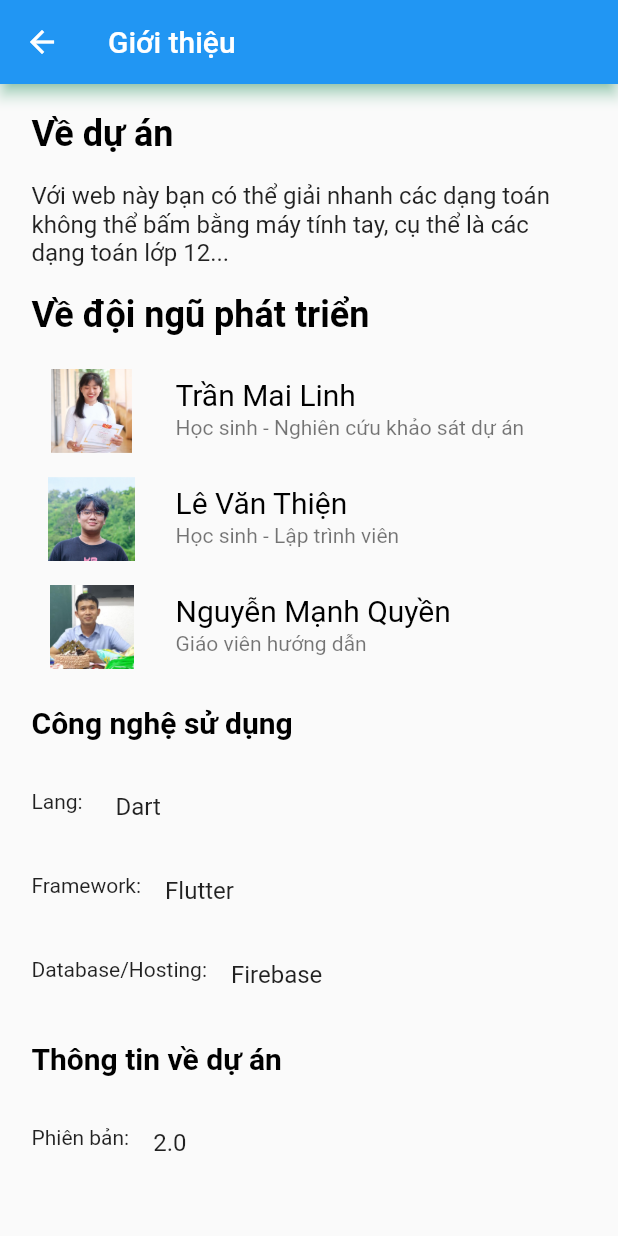
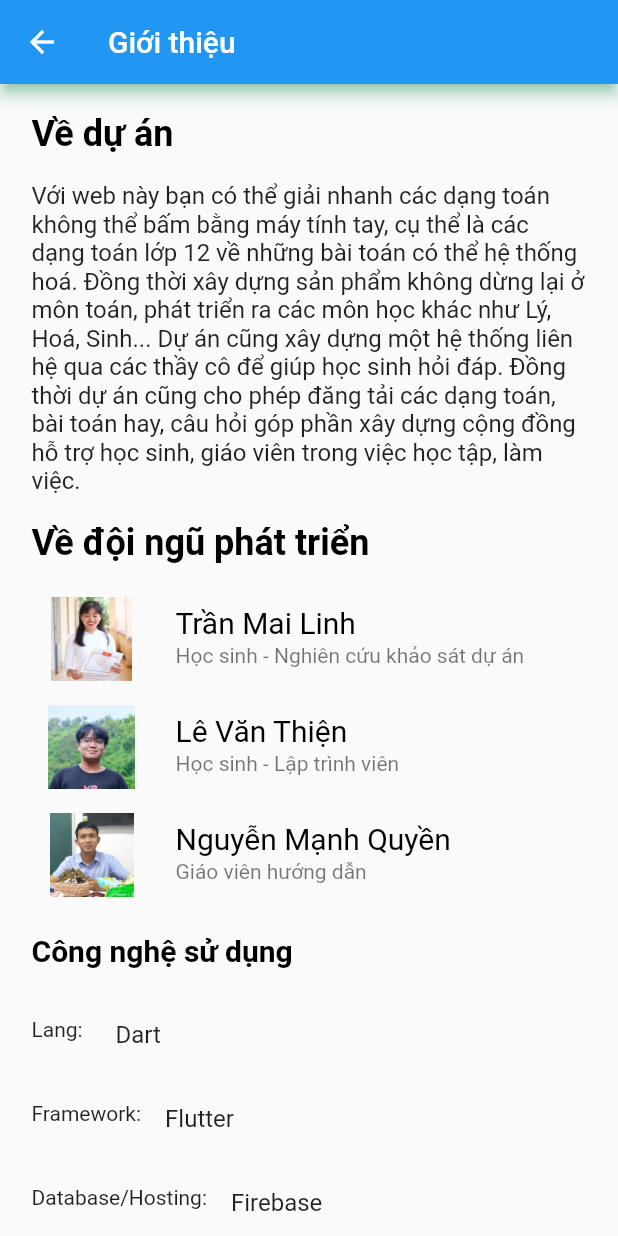
Before and after one commit to epitchi/Make-Math-Easy, a Flutter app: the screen it shows after launch, after a tap on "Giới thiệu", on a phone screen of 412 x 824 dp. Run offline on Flutter 3.47's test engine with Material 2 defaults, Android fonts, the phone set to English and light mode, and no system bars; our stand-ins replace flutter_vector_icons, google_fonts, percent_indicator; missing offline and left inert: catex, dart:html.

Commit message:
Fix description

```diff
--- a/lib/screen/IntroducePage.dart
+++ b/lib/screen/IntroducePage.dart
@@ -28,7 +28,7 @@ class _IntroducePageState extends State<IntroducePage> {
                         fontWeight: FontWeight.bold),
                   )),
                   ListTile(
-                    title: Text("Với web này bạn có thể giải nhanh các dạng toán không thể bấm bằng máy tính tay, cụ thể là các dạng toán lớp 12... "),
+                    title: Text("Với web này bạn có thể giải nhanh các dạng toán không thể bấm bằng máy tính tay, cụ thể là các dạng toán lớp 12 về những bài toán có thể hệ thống hoá. Đồng thời xây dựng sản phẩm không dừng lại ở môn toán, phát triển ra các môn học khác như Lý, Hoá, Sinh... Dự án cũng xây dựng một hệ thống liên hệ qua các thầy cô để giúp học sinh hỏi đáp. Đồng thời dự án cũng cho phép đăng tải các dạng toán, bài toán hay, câu hỏi góp phần xây dựng cộng đồng hỗ trợ học sinh, giáo viên trong việc học tập, làm việc."),
                   ),
                   ListTile(
                     title: Text("Về đội ngũ phát triển",
```
